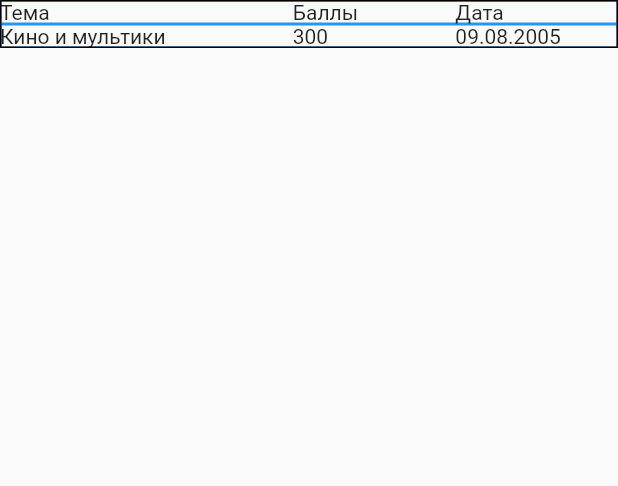
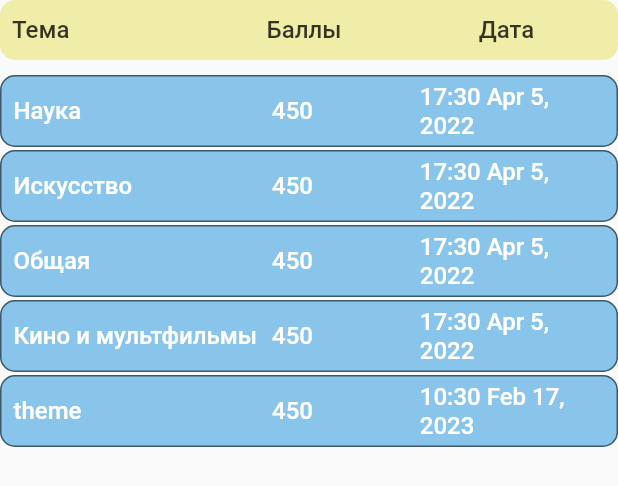
Before and after one commit to LeoRowjas/Blago-Quiz, a Flutter app: the PassedQuizzesHistoryWidget widget shown alone on an empty page, opened directly, on a phone screen of 412 x 824 dp. Shown: the top 486 px of the screen. Run offline on Flutter 3.47's test engine with Material 2 defaults, Android fonts, the phone set to English and light mode, and no system bars.

Commit message:
Profile screen layout done
- 2 expansion tables in profile with purchases and passed quizzes
- add intl package

```diff
--- a/blago_quiz/lib/theme/text_styles.dart
+++ b/blago_quiz/lib/theme/text_styles.dart
@@ -14,4 +14,19 @@ abstract class AppTextStyles {
     color: Colors.grey,
     fontWeight: FontWeight.w500,
   );
+  static const whiteMediumText = TextStyle(
+    fontSize: 16,
+    color: Colors.white,
+    fontWeight: FontWeight.w500,
+  );
+  static const blackMediumText = TextStyle(
+    fontSize: 16,
+    color: Color.fromARGB(200, 0, 0, 0),
+    fontWeight: FontWeight.w500,
+  );
+  static const whiteLargeText = TextStyle(
+    fontSize: 18,
+    color: Colors.white,
+    fontWeight: FontWeight.w500,
+  );
 }
--- a/blago_quiz/lib/widgets/mainScreen/main_screen_widget.dart
+++ b/blago_quiz/lib/widgets/mainScreen/main_screen_widget.dart
@@ -32,15 +32,15 @@ class _MainScreenWidgetState extends State<MainScreenWidget> {
         padding: const EdgeInsets.only(left: 12, right: 12),
         child: IndexedStack(
           index: _selectedTab,
-          children: const [
-            Center(child: Text("Экран викторины находится в разработке")),
+          children: [
+            const Center(child: Text("Экран викторины находится в разработке")),
 
             //TODO: Профиль - история прохождения викторин(название, баллы, дата)
             //TODO: Профиль - Обменянные призы(название, статус, дата)
             //TODO: Профиль - раздвигающиеся меню
             ProfileScreenWidget(),
 
-            Center(
+            const Center(
               child: Text("Экран магазина находится в разработке"),
             )
           ],
--- a/blago_quiz/lib/widgets/profileScreen/passed_quizzes_history_widget.dart
+++ b/blago_quiz/lib/widgets/profileScreen/passed_quizzes_history_widget.dart
@@ -1,7 +1,17 @@
+import 'package:blago_quiz/theme/app_colors.dart';
+import 'package:blago_quiz/theme/text_styles.dart';
 import 'package:flutter/material.dart';
+import 'package:intl/intl.dart';
 
 class PassedQuizzesHistoryWidget extends StatefulWidget {
-  const PassedQuizzesHistoryWidget({super.key});
+  PassedQuizzesHistoryWidget({super.key});
+  final model = [
+    _QuizzModel("Наука", 450, DateTime(2022, 4, 5, 17, 30)),
+    _QuizzModel("Искусство", 450, DateTime(2022, 4, 5, 17, 30)),
+    _QuizzModel("Общая", 450, DateTime(2022, 4, 5, 17, 30)),
+    _QuizzModel("Кино и мультфильмы", 450, DateTime(2022, 4, 5, 17, 30)),
+    _QuizzModel("theme", 450, DateTime.now())
+  ];
 
   @override
   State<PassedQuizzesHistoryWidget> createState() =>
@@ -12,38 +22,120 @@ class PassedQuizzesHistoryWidgetState
     extends State<PassedQuizzesHistoryWidget> {
   @override
   Widget build(BuildContext context) {
-    return Table(
-      border: TableBorder.symmetric(outside: const BorderSide()),
-      columnWidths: const <int, TableColumnWidth>{
-        0: FlexColumnWidth(9),
-        1: FlexColumnWidth(5),
-        2: FlexColumnWidth(5),
-      },
-      defaultVerticalAlignment: TableCellVerticalAlignment.middle,
-      children: const [
-        TableRow(
-          decoration: ShapeDecoration(
-              shape: Border.symmetric(
-                  vertical: BorderSide(color: Colors.blue),
-                  horizontal: BorderSide(color: Colors.blue))),
-          children: [
-            Text("Тема"),
-            Text("Баллы"),
-            Text("Дата"),
-          ],
+    return Center(
+      child: _QuizzTable(quizData: widget.model),
+    );
+  }
+}
+
+class _QuizzModel {
+  String theme;
+  int score;
+  DateTime dateTime;
+  late String passTime;
+
+  _QuizzModel(this.theme, this.score, this.dateTime) {
+    passTime =
+        "${DateFormat("Hm").format(dateTime)} ${DateFormat("yMMMd").format(dateTime)}";
+  }
+}
+
+class _QuizzTable extends StatelessWidget {
+  const _QuizzTable({required this.quizData});
+
+  final List<_QuizzModel> quizData;
+  @override
+  Widget build(BuildContext context) {
+    return Column(
+      crossAxisAlignment: CrossAxisAlignment.center,
+      children: [
+        Container(
+          height: 40,
+          decoration: BoxDecoration(
+              color: AppColors.pastelYellow,
+              borderRadius: BorderRadius.circular(10)),
+          child: Padding(
+            padding: const EdgeInsets.symmetric(horizontal: 8),
+            child: Row(
+              children: const [
+                Expanded(
+                  flex: 6,
+                  child: Text("Тема", style: AppTextStyles.blackMediumText),
+                ),
+                Expanded(
+                  flex: 5,
+                  child: Text("Баллы", style: AppTextStyles.blackMediumText),
+                ),
+                Expanded(
+                  flex: 3,
+                  child: Text("Дата", style: AppTextStyles.blackMediumText),
+                ),
+              ],
+            ),
+          ),
         ),
-        TableRow(
-          decoration: ShapeDecoration(
-              shape: Border.symmetric(
-                  vertical: BorderSide(color: Colors.blue),
-                  horizontal: BorderSide(color: Colors.blue))),
-          children: [
-            Text("Кино и мультики"),
-            Text("300"),
-            Text("09.08.2005"),
-          ],
-        )
+        const SizedBox(
+          height: 10,
+        ),
+        _QuizzTableItems(quizData: quizData)
       ],
     );
   }
 }
+
+//TODO: создать система инхеритед виджетов, чтобы не прокидывать через конструкторы каждый раз данные
+class _QuizzTableItems extends StatelessWidget {
+  const _QuizzTableItems({required this.quizData});
+  final List<_QuizzModel> quizData;
+
+  @override
+  Widget build(BuildContext context) {
+    return ListView.builder(
+      physics: const NeverScrollableScrollPhysics(),
+      itemCount: quizData.length,
+      shrinkWrap: true,
+      itemBuilder: ((context, index) {
+        return Column(
+          children: [
+            Container(
+              decoration: BoxDecoration(
+                border: Border.all(color: const Color.fromARGB(140, 0, 0, 0)),
+                borderRadius: BorderRadius.circular(10),
+                color: AppColors.sapphireColor,
+              ),
+              child: Padding(
+                padding: const EdgeInsets.symmetric(horizontal: 8, vertical: 4),
+                child: Row(
+                  children: [
+                    Expanded(
+                      flex: 7,
+                      child: Text(
+                        quizData[index].theme,
+                        style: AppTextStyles.whiteMediumText,
+                      ),
+                    ),
+                    Expanded(
+                      flex: 4,
+                      child: Text(
+                        quizData[index].score.toString(),
+                        style: AppTextStyles.whiteMediumText,
+                      ),
+                    ),
+                    Expanded(
+                      flex: 5,
+                      child: Text(
+                        quizData[index].passTime,
+                        style: AppTextStyles.whiteMediumText,
+                      ),
+                    )
+                  ],
+                ),
+              ),
+            ),
+            const SizedBox(height: 2),
+          ],
+        );
+      }),
+    );
+  }
+}
--- a/blago_quiz/pubspec.yaml
+++ b/blago_quiz/pubspec.yaml
@@ -37,6 +37,7 @@ dependencies:
   # Use with the CupertinoIcons class for iOS style icons.
   cupertino_icons: ^1.0.2
   spider: ^4.0.0
+  intl: ^0.18.0
 
 dev_dependencies:
   flutter_test:
```
Also changed, not shown: blago_quiz/lib/widgets/profileScreen/profile_screen_widget.dart (+44 -47 lines), blago_quiz/lib/widgets/profileScreen/purchase_history_widget.dart (added, +136 -0 lines), blago_quiz/pubspec.lock.
